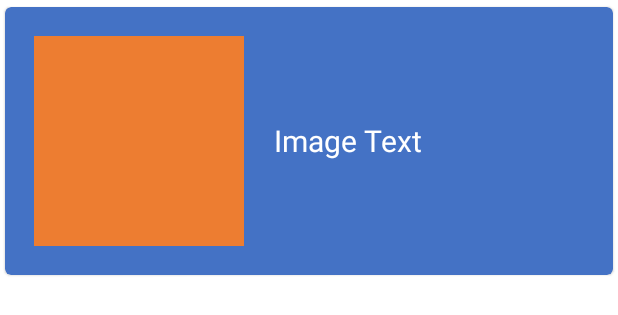
After one commit to laaptu/feed, an Android app: the layout photo_item.xml on its own in the app's theme, with its tools: preview values and no code run, on a phone screen of 412 x 824 dp. The commit adds this screen. Shown: the top 315 px of the screen. Run offline under Robolectric (Android 15) with nearby library versions, the phone set to English and light mode, and no system bars.

Commit message:
Bindig data with view of photo list

```diff
--- a/app/build.gradle
+++ b/app/build.gradle
@@ -72,6 +72,7 @@ dependencies {
     implementation Libs.retrofitJsonConverter
     implementation Libs.gson
 
+    implementation Libs.picasso
 
     testImplementation TestLibs.junit5
     testImplementation TestLibs.junit5Params
--- a/app/src/main/java/com/optus/android/ui/common/ListViewModel.kt
+++ b/app/src/main/java/com/optus/android/ui/common/ListViewModel.kt
@@ -8,7 +8,4 @@ abstract class ListViewModel : ViewModel() {
     protected val _viewState: MutableLiveData<ListViewState> = MutableLiveData(InitState)
     val viewState: LiveData<ListViewState> = _viewState
 
-    fun onItemClicked(index: Int) {
-
-    }
 }
--- /dev/null
+++ b/app/src/main/res/layout/photo_item.xml
@@ -0,0 +1,40 @@
+<?xml version="1.0" encoding="utf-8"?>
+<layout xmlns:android="http://schemas.android.com/apk/res/android"
+    xmlns:app="http://schemas.android.com/apk/res-auto"
+    xmlns:tools="http://schemas.android.com/tools">
+
+    <data>
+
+        <variable
+            name="photo"
+            type="com.optus.android.network.data.Photo" />
+    </data>
+
+    <com.google.android.material.card.MaterialCardView
+        android:id="@+id/photoItemView"
+        android:layout_width="match_parent"
+        android:layout_height="wrap_content"
+        app:cardBackgroundColor="@color/card_bg_blue"
+        app:cardUseCompatPadding="true"
+        app:contentPadding="20dp">
+
+        <androidx.appcompat.widget.AppCompatImageView
+            android:id="@+id/imgPhoto"
+            android:layout_width="140dp"
+            android:layout_height="140dp"
+            android:background="@color/image_bg"
+            app:loadImage="@{photo.thumbnailUrl}" />
+
+        <com.google.android.material.textview.MaterialTextView
+            android:id="@+id/textImgTitle"
+            style="@style/UserTitleStyle"
+            android:layout_width="match_parent"
+            android:layout_height="wrap_content"
+            android:layout_gravity="center_vertical"
+            android:layout_marginStart="160dp"
+            android:layout_marginLeft="160dp"
+            android:text="@{photo.title}"
+            android:textSize="20sp"
+            tools:text="Image Text" />
+    </com.google.android.material.card.MaterialCardView>
+</layout>
--- a/app/src/main/res/values/colors.xml
+++ b/app/src/main/res/values/colors.xml
@@ -9,4 +9,5 @@
     <color name="white">#FFFFFFFF</color>
 
     <color name="card_bg_blue">#4472C5</color>
+    <color name="image_bg">#ED7D31</color>
 </resources>
--- a/app/src/main/res/values/strings.xml
+++ b/app/src/main/res/values/strings.xml
@@ -6,4 +6,5 @@
     <string name="user_id">ID: %d</string>
     <string name="user_info">Name: %1$s\nEmail: %2$s\nPhone: %3$s</string>
     <string name="error_invalid_album_id">Please pass a valid album id</string>
+    <string name="title_album_id">Album ID: %d</string>
 </resources>
--- a/buildSrc/src/main/java/com/optus/android/dependencies/ProjectDeps.kt
+++ b/buildSrc/src/main/java/com/optus/android/dependencies/ProjectDeps.kt
@@ -8,6 +8,7 @@ object Version {
     const val okhttp = "4.2.0"
     const val dagger = "2.24"
     const val retrofit = "2.6.1"
+    const val picasso = "2.71828"
 
     object Android {
         const val material = "1.3.0"
@@ -45,6 +46,8 @@ object Libs {
     const val daggerAndroidProcessor =
         "com.google.dagger:dagger-android-processor:${Version.dagger}"
 
+    const val picasso = "com.squareup.picasso:picasso:${Version.picasso}"
+
     object Android {
         const val material = "com.google.android.material:material:${Version.Android.material}"
         const val appcompat = "androidx.appcompat:appcompat:${Version.Android.appcompat}"
```
Also changed, not shown: app/src/main/java/com/optus/android/base/BaseActivity.kt (+7 -0 lines), app/src/main/java/com/optus/android/ui/common/Bindings.kt (+9 -0 lines), app/src/main/java/com/optus/android/ui/photos/PhotosListAdapter.kt (added, +39 -0 lines), app/src/main/java/com/optus/android/ui/photos/UserPhotosActivity.kt (+15 -1 lines).
